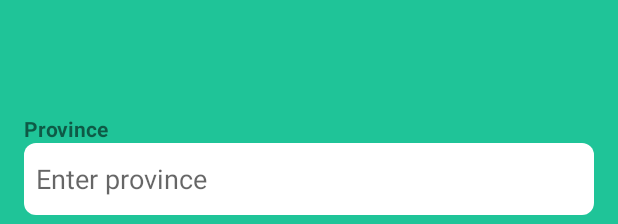
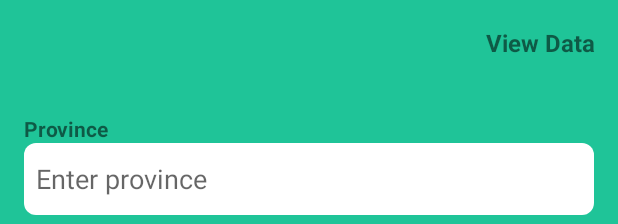
Before and after one commit to ANGGE0101/MEDIMAP_V1, an Android app: the layout activity_register.xml on its own in the app's theme, with its tools: preview values and no code run, on a phone screen of 412 x 824 dp. Shown: the top 224 px of the screen. Run offline under Robolectric (Android 15) with nearby library versions, the phone set to English and light mode, and no system bars.

Commit message:
view data button added

```diff
--- a/app/src/main/res/layout/activity_register.xml
+++ b/app/src/main/res/layout/activity_register.xml
@@ -145,4 +145,18 @@
         app:layout_constraintTop_toTopOf="parent"
         app:layout_constraintVertical_bias="0.74" />
 
+    <TextView
+        android:id="@+id/textView6"
+        android:layout_width="wrap_content"
+        android:layout_height="wrap_content"
+        android:text="View Data"
+        android:textStyle="bold"
+        android:textSize="16sp"
+        app:layout_constraintBottom_toBottomOf="parent"
+        app:layout_constraintEnd_toEndOf="parent"
+        app:layout_constraintHorizontal_bias="0.954"
+        app:layout_constraintStart_toStartOf="parent"
+        app:layout_constraintTop_toTopOf="parent"
+        app:layout_constraintVertical_bias="0.022" />
+
 </androidx.constraintlayout.widget.ConstraintLayout>
```
